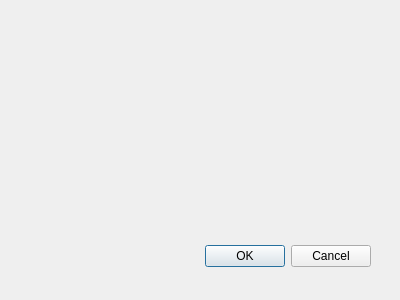
Old version of the form ui/dialogEditTile.ui in the repository VCityTeam/3DUSE.
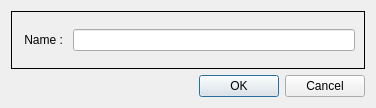
New version of the form.

Commit message: fixed edit layer/tile

Diff of the .ui file:
```diff
--- a/ui/dialogEditTile.ui
+++ b/ui/dialogEditTile.ui
@@ -8,22 +8,38 @@
    <rect>
     <x>0</x>
     <y>0</y>
-    <width>400</width>
-    <height>300</height>
+    <width>376</width>
+    <height>108</height>
    </rect>
   </property>
   <property name="windowTitle">
    <string>Dialog</string>
   </property>
-  <widget name="buttonBox" class="QDialogButtonBox">
-   <property name="geometry">
-    <rect>
-     <x>30</x>
-     <y>240</y>
-     <width>341</width>
-     <height>32</height>
-    </rect>
-   </property>
+  <layout class="QVBoxLayout" name="verticalLayout">
+   <item>
+    <widget class="QFrame" name="frame">
+     <property name="frameShape">
+      <enum>QFrame::Box</enum>
+     </property>
+     <property name="frameShadow">
+      <enum>QFrame::Plain</enum>
+     </property>
+     <layout class="QHBoxLayout" name="horizontalLayout">
+      <item>
+       <widget class="QLabel" name="label">
+        <property name="text">
+         <string> Name : </string>
+        </property>
+       </widget>
+      </item>
+      <item>
+       <widget class="QLineEdit" name="lineEdit"/>
+      </item>
+     </layout>
+    </widget>
+   </item>
+   <item>
+    <widget class="QDialogButtonBox" name="buttonBox">
    <property name="orientation">
     <enum>Qt::Horizontal</enum>
    </property>
@@ -31,6 +47,8 @@
     <set>QDialogButtonBox::Cancel|QDialogButtonBox::Ok</set>
    </property>
   </widget>
+   </item>
+  </layout>
  </widget>
  <pixmapfunction/>
  <resources/>
```
Left out of the diff: 9 changed lines with no effect on the pictures. Lines whose indentation alone changed are shown as unchanged. The commit also changes 17 other files.
